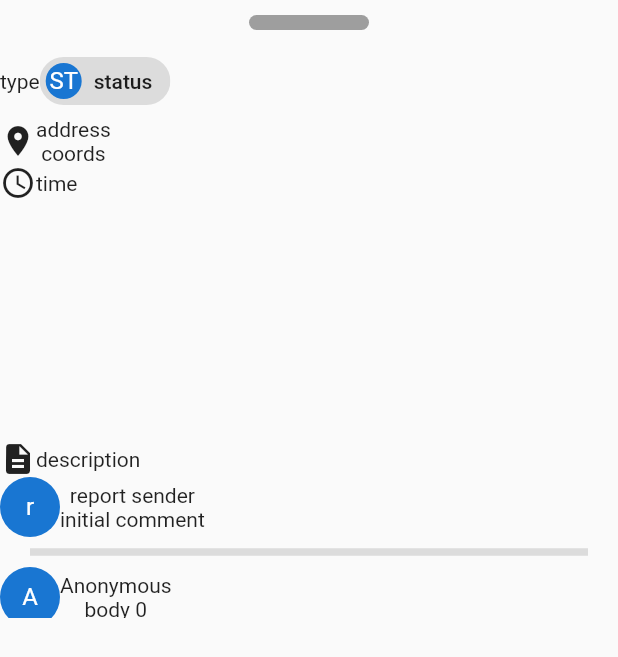
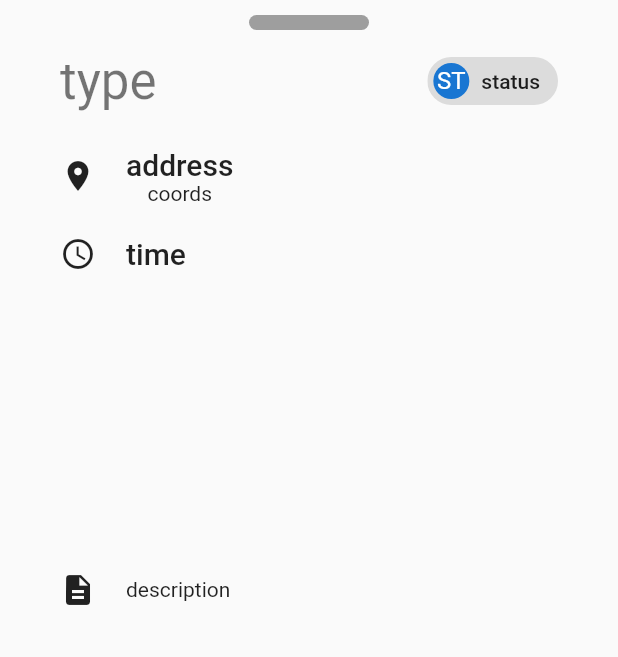
Before and after one commit to pseusys/HogWeedGo, a Flutter app: the ReportView widget shown alone on an empty page, opened directly, on a phone screen of 412 x 824 dp. Shown: the top 657 px of the screen. Run offline on Flutter 3.47's test engine with Material 2 defaults, Android fonts, the phone set to English and light mode, and no system bars; our stand-ins replace cached_network_image, flutter_cache_manager, flutter_map, gallery_saver, latlong2, location; missing offline and left inert: dart:html; network calls fail.

Commit message:
report-view screen done

```diff
--- a/client/lib/views/report_view.dart
+++ b/client/lib/views/report_view.dart
@@ -7,18 +7,24 @@ import 'package:client/misc/const.dart';
 class ReportView extends StatelessWidget {
   const ReportView({Key? key}): super(key: key);
 
-  Widget _comment(String body, { String username = "Anonymous", String? photoURL }) {
-    return Row(
+  Widget _comment(String body, BuildContext context, { String username = "Anonymous", String? photoURL }) {
+    return Column(
       children: [
-        CircleAvatar(
-          child: photoURL == null ? Text(username[0]) : Image.network(photoURL),
-        ),
-        Column(
+        Row(
           children: [
-            Text(username),
-            Text(body),
+            CircleAvatar(
+              child: photoURL == null ? Text(username[0]) : Image.network(photoURL),
+            ),
+            const SizedBox(width: MARGIN),
+            Column(
+              children: [
+                Text(username, style: Theme.of(context).textTheme.headline6),
+                Text(body),
+              ],
+            ),
           ],
         ),
+        const SizedBox(height: MARGIN),
       ],
     );
   }
@@ -45,12 +51,15 @@ class ReportView extends StatelessWidget {
 
             Expanded(
               child: ListView(
+                padding: const EdgeInsets.symmetric(horizontal: OFFSET),
                 controller: scrollController,
                 children: [
                   Row(
-                    children: const [
-                      Text('type'),
-                      Chip(
+                    mainAxisAlignment: MainAxisAlignment.spaceBetween,
+                    crossAxisAlignment: CrossAxisAlignment.center,
+                    children: [
+                      Text('type', style: Theme.of(context).textTheme.headline4),
+                      const Chip(
                         avatar: CircleAvatar(
                           child: Text('ST'),
                         ),
@@ -58,45 +67,53 @@ class ReportView extends StatelessWidget {
                       ),
                     ],
                   ),
+                  const SizedBox(height: MARGIN),
 
                   Row(
                     children: [
                       const Icon(Icons.location_on),
+                      const SizedBox(width: MARGIN),
                       Column(
-                        children: const [
-                          Text('address'),
-                          Text('coords'),
+                        children: [
+                          Text('address', style: Theme.of(context).textTheme.headline6),
+                          const Text('coords'),
                         ],
                       ),
                     ],
                   ),
+                  const SizedBox(height: MARGIN),
 
                   Row(
-                    children: const [
-                      Icon(Icons.access_time),
-                      Text('time'),
+                    children: [
+                      const Icon(Icons.access_time),
+                      const SizedBox(width: MARGIN),
+                      Text('time', style: Theme.of(context).textTheme.headline6),
                     ],
                   ),
+                  const SizedBox(height: MARGIN),
 
                   const PhotoGallery(false),
+                  const SizedBox(height: MARGIN),
 
                   Row(
                     children: const [
                       Icon(Icons.description),
+                      SizedBox(width: MARGIN),
                       Text('description'),
                     ],
                   ),
+                  const SizedBox(height: MARGIN),
 
-                  _comment("initial comment", username: "report sender"),
+                  _comment("initial comment", context, username: "report sender"),
 
                   const Divider(
-                    height: 20,
                     thickness: 5,
                     indent: 20,
                     endIndent: 20,
                   ),
+                  const SizedBox(height: MARGIN),
 
-                  for (var i = 0; i < 5; i++) _comment("body $i")
+                  for (var i = 0; i < 5; i++) _comment("body $i", context)
                 ],
               ),
             ),
```
